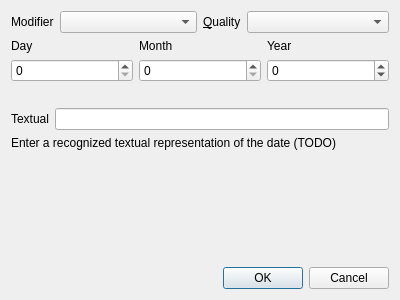
The window that src/dates/genealogical_date_editor_dialog.ui (niknetniko/opa) describes before a commit, drawn with Qt 5.
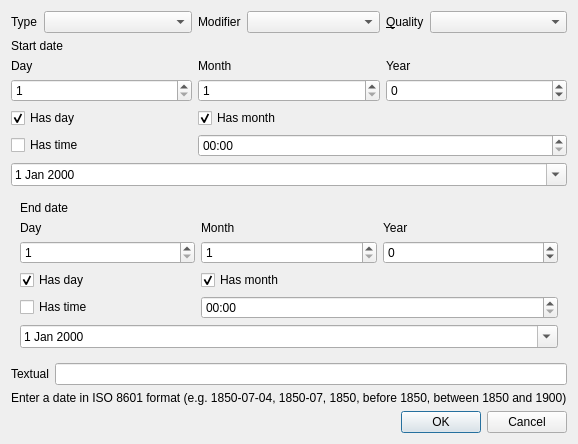
The same window after the commit.

What changed in the file:
```diff
--- a/src/dates/genealogical_date_editor_dialog.ui
+++ b/src/dates/genealogical_date_editor_dialog.ui
@@ -6,18 +6,35 @@
    <rect>
     <x>0</x>
     <y>0</y>
-    <width>400</width>
-    <height>300</height>
+    <width>460</width>
+    <height>400</height>
    </rect>
   </property>
   <property name="windowTitle">
-   <string>Dialog</string>
+   <string>Edit Date</string>
   </property>
   <layout class="QVBoxLayout" name="verticalLayout">
    <item>
-    <layout class="QHBoxLayout" name="horizontalLayout">
+    <layout class="QHBoxLayout" name="topRow">
      <item>
-      <layout class="QFormLayout" name="formLayout">
+      <layout class="QFormLayout" name="typeLayout">
+       <item row="0" column="0">
+        <widget class="QLabel" name="typeLabel">
+         <property name="text">
+          <string>Type</string>
+         </property>
+         <property name="buddy">
+          <cstring>typeInput</cstring>
+         </property>
+        </widget>
+       </item>
+       <item row="0" column="1">
+        <widget class="QComboBox" name="typeInput"/>
+       </item>
+      </layout>
+     </item>
+     <item>
+      <layout class="QFormLayout" name="modifierLayout">
        <item row="0" column="0">
         <widget class="QLabel" name="modifierLabel">
          <property name="text">
@@ -34,7 +51,7 @@
       </layout>
      </item>
      <item>
-      <layout class="QFormLayout" name="formLayout_2">
+      <layout class="QFormLayout" name="qualityLayout">
        <item row="0" column="0">
         <widget class="QLabel" name="qualityLabel">
          <property name="text">
@@ -52,6 +69,16 @@
      </item>
     </layout>
    </item>
+   <item>
+    <widget class="QLabel" name="startDateLabel">
+     <property name="text">
+      <string>Start date</string>
+     </property>
+     <property name="visible">
+      <bool>false</bool>
+     </property>
+    </widget>
+   </item>
    <item>
     <layout class="QGridLayout" name="gridLayout">
      <item row="0" column="0">
@@ -74,13 +101,6 @@
        </property>
       </widget>
      </item>
-     <item row="1" column="0">
-      <widget class="QSpinBox" name="daySpinBox">
-       <property name="maximum">
-        <number>31</number>
-       </property>
-      </widget>
-     </item>
      <item row="0" column="2">
       <widget class="QLabel" name="yearLabel">
        <property name="text">
@@ -91,8 +111,21 @@
        </property>
       </widget>
      </item>
+     <item row="1" column="0">
+      <widget class="QSpinBox" name="daySpinBox">
+       <property name="minimum">
+        <number>1</number>
+       </property>
+       <property name="maximum">
+        <number>31</number>
+       </property>
+      </widget>
+     </item>
      <item row="1" column="1">
       <widget class="QSpinBox" name="monthSpinBox">
+       <property name="minimum">
+        <number>1</number>
+       </property>
        <property name="maximum">
         <number>12</number>
        </property>
@@ -108,8 +141,198 @@
        </property>
       </widget>
      </item>
+     <item row="2" column="0">
+      <widget class="QCheckBox" name="hasDayCheck">
+       <property name="text">
+        <string>Has day</string>
+       </property>
+       <property name="checked">
+        <bool>true</bool>
+       </property>
+      </widget>
+     </item>
+     <item row="2" column="1">
+      <widget class="QCheckBox" name="hasMonthCheck">
+       <property name="text">
+        <string>Has month</string>
+       </property>
+       <property name="checked">
+        <bool>true</bool>
+       </property>
+      </widget>
+     </item>
+     <item row="3" column="0">
+      <widget class="QCheckBox" name="hasTimeCheck">
+       <property name="text">
+        <string>Has time</string>
+       </property>
+      </widget>
+     </item>
+     <item row="3" column="1" colspan="2">
+      <widget class="QTimeEdit" name="timeEdit">
+       <property name="displayFormat">
+        <string>HH:mm</string>
+       </property>
+      </widget>
+     </item>
+     <item row="4" column="0" colspan="3">
+      <widget class="QDateEdit" name="dateEdit">
+       <property name="calendarPopup">
+        <bool>true</bool>
+       </property>
+       <property name="minimumDate">
+        <date>
+         <year>100</year>
+         <month>1</month>
+         <day>1</day>
+        </date>
+       </property>
+       <property name="maximumDate">
+        <date>
+         <year>2100</year>
+         <month>12</month>
+         <day>31</day>
+        </date>
+       </property>
+      </widget>
+     </item>
     </layout>
    </item>
+   <item>
+    <widget class="QWidget" name="endDateWidget">
+     <property name="visible">
+      <bool>false</bool>
+     </property>
+     <layout class="QVBoxLayout" name="endDateLayout">
+      <item>
+       <widget class="QLabel" name="endDateLabel">
+        <property name="text">
+         <string>End date</string>
+        </property>
+       </widget>
+      </item>
+      <item>
+       <layout class="QGridLayout" name="gridLayout2">
+        <item row="0" column="0">
+         <widget class="QLabel" name="dayLabel2">
+          <property name="text">
+           <string>Day</string>
+          </property>
+          <property name="buddy">
+           <cstring>daySpinBox2</cstring>
+          </property>
+         </widget>
+        </item>
+        <item row="0" column="1">
+         <widget class="QLabel" name="monthLabel2">
+          <property name="text">
+           <string>Month</string>
+          </property>
+          <property name="buddy">
+           <cstring>monthSpinBox2</cstring>
+          </property>
+         </widget>
+        </item>
+        <item row="0" column="2">
+         <widget class="QLabel" name="yearLabel2">
+          <property name="text">
+           <string>Year</string>
+          </property>
+          <property name="buddy">
+           <cstring>yearSpinBox2</cstring>
+          </property>
+         </widget>
+        </item>
+        <item row="1" column="0">
+         <widget class="QSpinBox" name="daySpinBox2">
+          <property name="minimum">
+           <number>1</number>
+          </property>
+          <property name="maximum">
+           <number>31</number>
+          </property>
+         </widget>
+        </item>
+        <item row="1" column="1">
+         <widget class="QSpinBox" name="monthSpinBox2">
+          <property name="minimum">
+           <number>1</number>
+          </property>
+          <property name="maximum">
+           <number>12</number>
+          </property>
+         </widget>
+        </item>
+        <item row="1" column="2">
+         <widget class="QSpinBox" name="yearSpinBox2">
+          <property name="minimum">
+           <number>-10000</number>
+          </property>
+          <property name="maximum">
+           <number>10000</number>
+          </property>
+         </widget>
+        </item>
+        <item row="2" column="0">
+         <widget class="QCheckBox" name="hasDay2Check">
+          <property name="text">
+           <string>Has day</string>
+          </property>
+          <property name="checked">
+           <bool>true</bool>
+          </property>
+         </widget>
+        </item>
+        <item row="2" column="1">
+         <widget class="QCheckBox" name="hasMonth2Check">
+          <property name="text">
+           <string>Has month</string>
+          </property>
+          <property name="checked">
+           <bool>true</bool>
+          </property>
+         </widget>
+        </item>
+        <item row="3" column="0">
+         <widget class="QCheckBox" name="hasTime2Check">
+          <property name="text">
+           <string>Has time</string>
+          </property>
+         </widget>
+        </item>
+        <item row="3" column="1" colspan="2">
+         <widget class="QTimeEdit" name="timeEdit2">
+          <property name="displayFormat">
+           <string>HH:mm</string>
+          </property>
+         </widget>
+        </item>
+        <item row="4" column="0" colspan="3">
+         <widget class="QDateEdit" name="dateEdit2">
+          <property name="calendarPopup">
+           <bool>true</bool>
+          </property>
+          <property name="minimumDate">
+           <date>
+            <year>100</year>
+            <month>1</month>
+            <day>1</day>
+           </date>
+          </property>
+          <property name="maximumDate">
+           <date>
+            <year>2100</year>
+            <month>12</month>
+            <day>31</day>
+           </date>
+          </property>
+         </widget>
+        </item>
+       </layout>
+      </item>
+     </layout>
+    </widget>
+   </item>
    <item>
     <spacer name="verticalSpacer">
      <property name="orientation">
@@ -152,7 +375,7 @@
       </sizepolicy>
      </property>
      <property name="text">
-      <string>Enter a recognized textual representation of the date (TODO)</string>
+      <string>Enter a date in ISO 8601 format (e.g. 1850-07-04, 1850-07, 1850, before 1850, between 1850 and 1900)</string>
      </property>
     </widget>
    </item>
```
